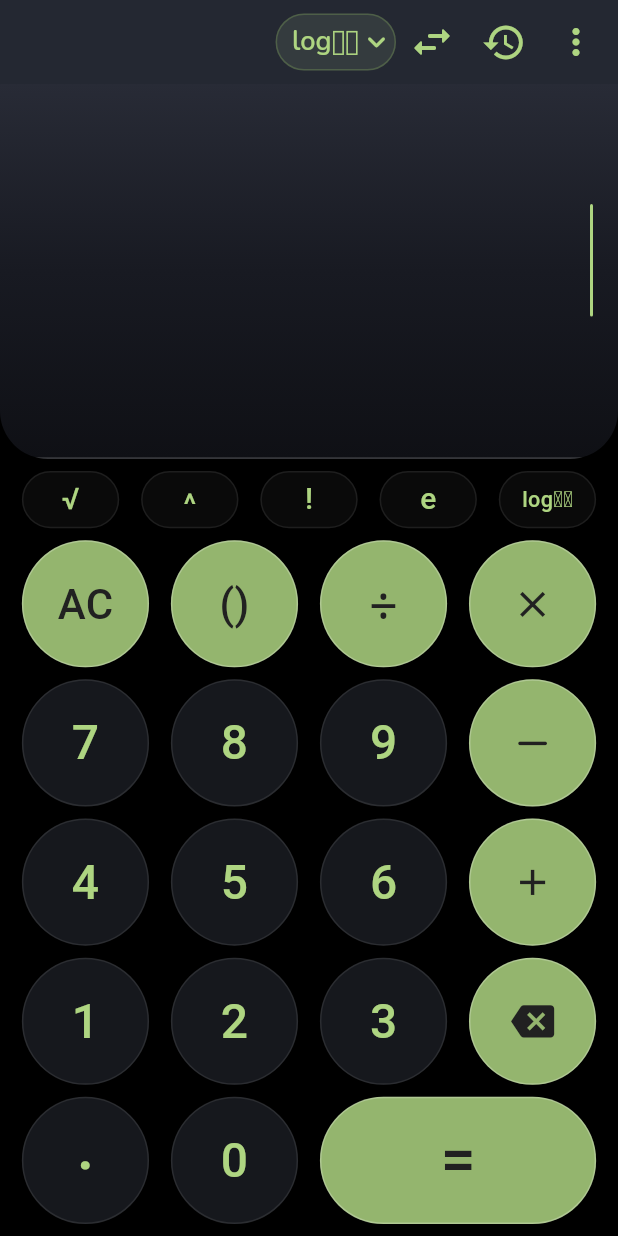
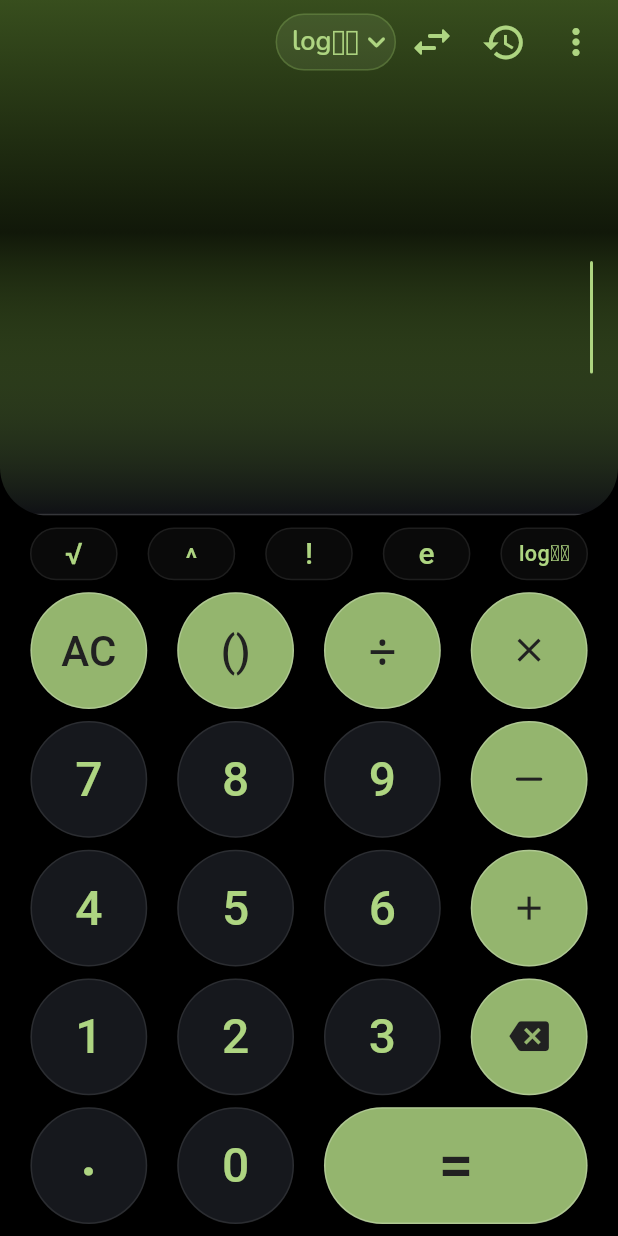
Before and after one commit to NARIKODANHRIDUL/Calculator_app_Flutter, a Flutter app: the screen it shows after launch, on a phone screen of 412 x 824 dp. Run offline on Flutter 3.47's test engine with Material 3 defaults, Android fonts, the phone set to English and light mode, and no system bars; our stand-ins replace fluttertoast, google_fonts, math_expressions, share_plus, shared_preferences; missing offline and left inert: in_app_update.

Commit message:
Seamless accent gradient with alpha 0.4 across transparent AppBar, extra-large history delete & copy buttons (v1.0.18+19)

```diff
--- a/lib/aboutus.dart
+++ b/lib/aboutus.dart
@@ -196,7 +196,7 @@ class about extends StatelessWidget {
                             fontWeight: FontWeight.w500),
                       ),
                       subtitle: Text(
-                        "1.0.17+18",
+                        "1.0.18+19",
                         style: GoogleFonts.firaSans(
                           color: subtitle,
                         ),
--- a/lib/main.dart
+++ b/lib/main.dart
@@ -295,10 +295,12 @@ class _HomeState extends State<Home> {
 
     return Scaffold(
       resizeToAvoidBottomInset: false,
+      extendBodyBehindAppBar: true,
       backgroundColor: bgColor,
       appBar: AppBar(
-        backgroundColor: topBox,
+        backgroundColor: Colors.transparent,
         elevation: 0,
+        systemOverlayStyle: isDark ? SystemUiOverlayStyle.light : SystemUiOverlayStyle.dark,
         title: const SizedBox.shrink(),
         actions: [
           Center(
@@ -501,8 +503,11 @@ class _HomeState extends State<Home> {
             final double screenHeight = constraints.maxHeight;
             final double keypadWidth = screenWidth.clamp(0.0, 480.0);
 
-            // Dynamically scale button sizes to fit screenHeight without overflowing
-            final double maxKeypadHeight = screenHeight * 0.68;
+            final double topAreaHeight = MediaQuery.of(context).padding.top + kToolbarHeight;
+            final double availableHeight = (screenHeight - topAreaHeight).clamp(200.0, screenHeight);
+
+            // Dynamically scale button sizes to fit availableHeight without overflowing
+            final double maxKeypadHeight = availableHeight * 0.68;
             final double defaultButtonSize = keypadWidth * 0.22;
             final double buttonSize = (defaultButtonSize * 5.5 + 56 > maxKeypadHeight)
                 ? ((maxKeypadHeight - 56) / 5.5).clamp(28.0, defaultButtonSize)
@@ -527,26 +532,21 @@ class _HomeState extends State<Home> {
                       filter: ImageFilter.blur(sigmaX: 25, sigmaY: 25),
                       child: Container(
                         decoration: BoxDecoration(
-                          gradient: isDark
-                              ? const LinearGradient(
+                          gradient: LinearGradient(
                             begin: Alignment.topCenter,
                             end: Alignment.bottomCenter,
-                                  colors: [
-                                    Color(0xFF282B36),
-                                    Color(0xFF181A22),
-                                    Color(0xFF0F1015),
-                                  ],
-                                  stops: [0.0, 0.5, 1.0],
-                                )
-                              : const LinearGradient(
-                                  begin: Alignment.topCenter,
-                                  end: Alignment.bottomCenter,
-                                  colors: [
-                                    Color(0xFFFFFFFF),
-                                    Color(0xFFF1F3F7),
-                                    Color(0xFFE5E8EF),
-                                  ],
-                                  stops: [0.0, 0.5, 1.0],
+                            colors: isDark
+                                ? [
+                                    bTheme.withValues(alpha: 0.40),
+                                    bTheme.withValues(alpha: 0.12),
+                                    const Color(0xFF0F1015),
+                                  ]
+                                : [
+                                    bTheme.withValues(alpha: 0.40),
+                                    bTheme.withValues(alpha: 0.12),
+                                    const Color(0xFFF2F4F8),
+                                  ],
+                            stops: const [0.0, 0.45, 1.0],
                           ),
                           border: Border(
                             bottom: BorderSide(
@@ -564,6 +564,10 @@ class _HomeState extends State<Home> {
                             ),
                           ],
                         ),
+                        child: Column(
+                          children: [
+                            SizedBox(height: topAreaHeight),
+                            Expanded(
                               child: Align(
                                 alignment: Alignment.bottomRight,
                                 child: Padding(
@@ -669,6 +673,9 @@ class _HomeState extends State<Home> {
                             ],
                           ),
                         ),
+                      ),
+                    ),
+                  ],
                 ),
               ),
             ),
@@ -2082,26 +2089,28 @@ class _HomeState extends State<Home> {
                         ),
                       ),
                     ),
-                    const SizedBox(width: 10),
+                    const SizedBox(width: 12),
                     InkWell(
-                      borderRadius: BorderRadius.circular(12),
+                      borderRadius: BorderRadius.circular(16),
                       onTap: () {
                         HapticFeedback.lightImpact();
                         deleteHistory(context, i);
                       },
                       child: Container(
-                        padding: const EdgeInsets.all(8),
+                        width: 50,
+                        height: 50,
+                        alignment: Alignment.center,
                         decoration: BoxDecoration(
-                          color: Colors.red.withValues(alpha: isDark ? 0.12 : 0.08),
-                          borderRadius: BorderRadius.circular(12),
+                          color: Colors.red.withValues(alpha: isDark ? 0.18 : 0.12),
+                          borderRadius: BorderRadius.circular(16),
                           border: Border.all(
-                            color: Colors.red.withValues(alpha: 0.25),
-                            width: 1,
+                            color: Colors.red.withValues(alpha: 0.40),
+                            width: 1.5,
                           ),
                         ),
                         child: Icon(
                           Icons.delete_outline_rounded,
-                          size: 22,
+                          size: 28,
                           color: Colors.red.shade300,
                         ),
                       ),
@@ -2120,21 +2129,21 @@ class _HomeState extends State<Home> {
                     ),
                   ),
                 ),
-                const SizedBox(height: 12),
+                const SizedBox(height: 14),
                 Row(
                   mainAxisAlignment: MainAxisAlignment.spaceBetween,
                   crossAxisAlignment: CrossAxisAlignment.center,
                   children: [
                     Container(
-                      padding: const EdgeInsets.symmetric(horizontal: 10, vertical: 5),
+                      padding: const EdgeInsets.symmetric(horizontal: 12, vertical: 8),
                       decoration: BoxDecoration(
                         color: isDark
-                            ? Colors.white.withValues(alpha: 0.06)
+                            ? Colors.white.withValues(alpha: 0.07)
                             : Colors.black.withValues(alpha: 0.05),
-                        borderRadius: BorderRadius.circular(10),
+                        borderRadius: BorderRadius.circular(12),
                         border: Border.all(
                           color: isDark
-                              ? Colors.white.withValues(alpha: 0.08)
+                              ? Colors.white.withValues(alpha: 0.10)
                               : Colors.black.withValues(alpha: 0.06),
                           width: 1,
                         ),
@@ -2143,14 +2152,14 @@ class _HomeState extends State<Home> {
                         children: [
                           Icon(
                             Icons.schedule_rounded,
-                            size: 13,
+                            size: 15,
                             color: Colors.grey.shade400,
                           ),
-                          const SizedBox(width: 5),
+                          const SizedBox(width: 6),
                           Text(
                             item[2],
                             style: GoogleFonts.nunito(
-                              fontSize: 12,
+                              fontSize: 13,
                               fontWeight: FontWeight.w600,
                               color: Colors.grey.shade400,
                             ),
@@ -2159,20 +2168,20 @@ class _HomeState extends State<Home> {
                       ),
                     ),
                     InkWell(
-                      borderRadius: BorderRadius.circular(14),
+                      borderRadius: BorderRadius.circular(16),
                       onTap: () async {
                         HapticFeedback.lightImpact();
                         await Clipboard.setData(ClipboardData(text: item[1]));
                         toastMsg("${item[1]} copied to Clipboard");
                       },
                       child: Container(
-                        padding: const EdgeInsets.symmetric(horizontal: 16, vertical: 8),
+                        padding: const EdgeInsets.symmetric(horizontal: 22, vertical: 12),
                         decoration: BoxDecoration(
-                          color: bTheme.shade300.withValues(alpha: 0.16),
-                          borderRadius: BorderRadius.circular(14),
+                          color: bTheme.shade300.withValues(alpha: 0.22),
+                          borderRadius: BorderRadius.circular(16),
                           border: Border.all(
-                            color: bTheme.shade300.withValues(alpha: 0.35),
-                            width: 1,
+                            color: bTheme.shade300.withValues(alpha: 0.45),
+                            width: 1.5,
                           ),
                         ),
                         child: Row(
@@ -2180,17 +2189,17 @@ class _HomeState extends State<Home> {
                           children: [
                             Icon(
                               Icons.copy_rounded,
-                              size: 18,
+                              size: 22,
                               color: bTheme.shade300,
                             ),
-                            const SizedBox(width: 6),
+                            const SizedBox(width: 8),
                             Text(
                               "Copy",
                               style: GoogleFonts.nunito(
-                                fontSize: 14,
+                                fontSize: 16,
                                 fontWeight: FontWeight.w800,
                                 color: bTheme.shade300,
-                                letterSpacing: 0.2,
+                                letterSpacing: 0.3,
                               ),
                             ),
                           ],
--- a/pubspec.yaml
+++ b/pubspec.yaml
@@ -15,7 +15,7 @@ publish_to: 'none' # Remove this line if you wish to publish to pub.dev
 # In iOS, build-name is used as CFBundleShortVersionString while build-number used as CFBundleVersion.
 # Read more about iOS versioning at
 # https://developer.apple.com/library/archive/documentation/General/Reference/InfoPlistKeyReference/Articles/CoreFoundationKeys.html
-version: 1.0.17+18
+version: 1.0.18+19
 
 environment:
   sdk: ">=2.17.6 <4.0.0"
```
Lines whose indentation alone changed are shown as unchanged.
